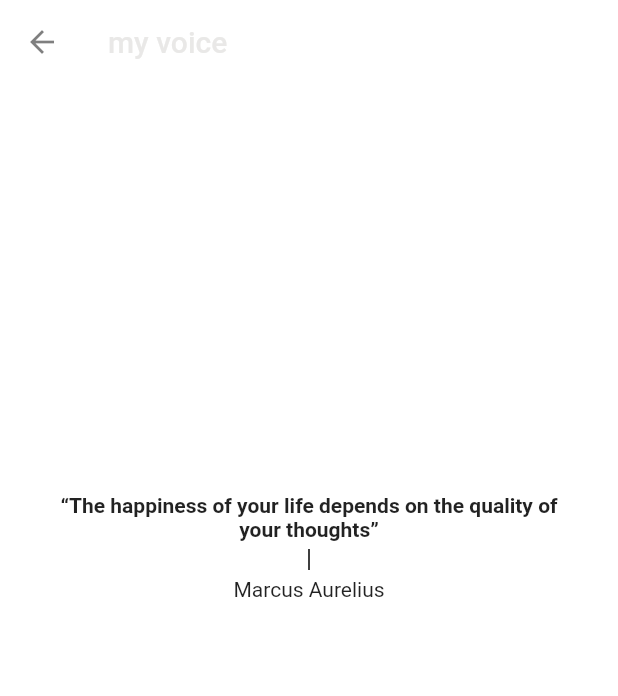
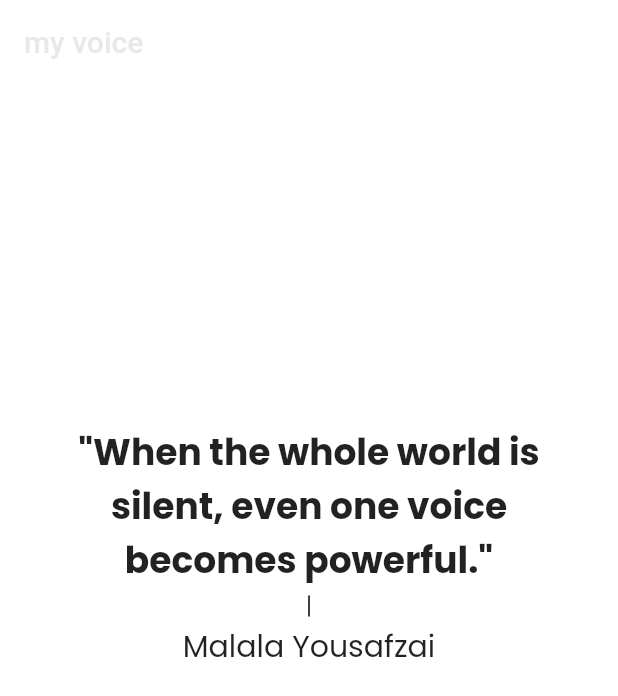
Before and after one commit to ettoma/my_voice, a Flutter app: the GetStarted screen opened directly, on a phone screen of 412 x 824 dp. Shown: the top 696 px of the screen. Run offline on Flutter 3.47's test engine with Material 2 defaults, Android fonts, the phone set to English and light mode, and no system bars; our stand-ins replace font_awesome_flutter, google_fonts, lottie, sqflite; missing offline and left inert: flutter_sound; accounts and stored records are empty.

Commit message:
Get started screen

```diff
--- /dev/null
+++ b/lib/data/quotes.dart
@@ -0,0 +1,33 @@
+class Quotes {
+  List<Map<String, String>> quotes = [
+    {
+      'quote':
+          '“The happiness of your life depends on the quality of your thoughts”',
+      'author': 'Marcus Aurelius'
+    },
+    {
+      'quote':
+          '"What you do makes a difference, and you have to decide what kind of difference you want to make."',
+      'author': 'Jane Goodall'
+    },
+    {
+      'quote': '"Don\'t go through life, grow through life."',
+      'author': 'Eric Butterworth'
+    },
+    {
+      'quote':
+          '"You can waste your lives drawing lines. Or you can live your life crossing them."',
+      'author': 'Shonda Rhimes'
+    },
+    {
+      'quote':
+          '"When the whole world is silent, even one voice becomes powerful."',
+      'author': 'Malala Yousafzai'
+    },
+    {
+      'quote':
+          '"Success is not final, failure is not fatal: it is the courage to continue that counts."',
+      'author': 'Winston Churchill'
+    },
+  ];
+}
--- a/lib/main.dart
+++ b/lib/main.dart
@@ -24,6 +24,8 @@ class _MyAppState extends State<MyApp> {
           textTheme: GoogleFonts.poppinsTextTheme(
             TextTheme(
                 headline1: TextStyle(fontSize: 50),
+                headline2: TextStyle(fontSize: 24),
+                headline3: TextStyle(fontSize: 20),
                 headline4: TextStyle(
                     //Primary button
                     fontWeight: FontWeight.bold,
@@ -37,8 +39,8 @@ class _MyAppState extends State<MyApp> {
           canvasColor: Colors.white),
       debugShowCheckedModeBanner: false,
       title: 'my voice',
-      // home: GetStarted(),
-      home: Recording(),
+      home: GetStarted(),
+      // home: Recording(),
     );
   }
 }
--- a/lib/pages/get_started.dart
+++ b/lib/pages/get_started.dart
@@ -1,8 +1,8 @@
 import 'dart:async';
 
+import 'package:audio_journal/data/quotes.dart';
 import 'package:audio_journal/models/app_bar.dart';
 import 'package:audio_journal/pages/recording.dart';
-import 'package:audio_journal/utils/colours.dart';
 import 'package:flutter/material.dart';
 import 'dart:math';
 
@@ -11,29 +11,21 @@ class GetStarted extends StatelessWidget {
 
   @override
   Widget build(BuildContext context) {
-    List<Map<String, String>> quotes = [
-      {
-        'quote':
-            '“The happiness of your life depends on the quality of your thoughts”',
-        'author': 'Marcus Aurelius'
-      },
-      {'quote': 'You wanna die?', 'author': 'Jinseo Kim'}
-    ];
-    int randomQuoteInt = Random().nextInt(quotes.length);
+    final quotes = Quotes();
+    int randomQuoteInt = Random().nextInt(quotes.quotes.length);
 
-    Timer(Duration(seconds: 5), () {
-      Navigator.pushReplacement(
-        context,
-        MaterialPageRoute(
-          builder: (context) {
-            return const Recording();
-          },
-        ),
-      );
-    });
+    // Timer(Duration(seconds: 5), () {
+    //   Navigator.pushReplacement(
+    //     context,
+    //     MaterialPageRoute(
+    //       builder: (context) {
+    //         return const Recording();
+    //       },
+    //     ),
+    //   );
+    // });
     return Scaffold(
       appBar: appBar(context),
-      backgroundColor: Theme.of(context).backgroundColor,
       body: Center(
         child: Container(
           width: MediaQuery.of(context).size.width * 0.85,
@@ -42,10 +34,10 @@ class GetStarted extends StatelessWidget {
             mainAxisAlignment: MainAxisAlignment.center,
             children: [
               Text(
-                quotes[randomQuoteInt]['quote'].toString(),
+                quotes.quotes[randomQuoteInt]['quote'].toString(),
                 textAlign: TextAlign.center,
-                style: TextStyle(
-                    color: Colors.black87, fontWeight: FontWeight.bold),
+                style: Theme.of(context).textTheme.headline2!.copyWith(
+                    fontWeight: FontWeight.bold, color: Colors.black87),
               ),
               Container(
                 margin: EdgeInsets.symmetric(vertical: 5),
@@ -54,9 +46,12 @@ class GetStarted extends StatelessWidget {
                 color: Colors.black,
               ),
               Text(
-                quotes[randomQuoteInt]['author'].toString(),
+                quotes.quotes[randomQuoteInt]['author'].toString(),
                 textAlign: TextAlign.center,
-                style: TextStyle(color: Colors.black87),
+                style: Theme.of(context)
+                    .textTheme
+                    .headline3!
+                    .copyWith(color: Colors.black87),
               ),
               SizedBox(
                 height: 150,
```
